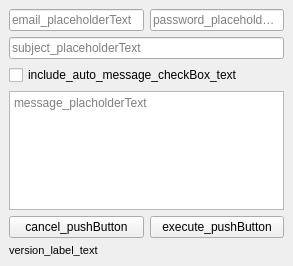
Qt form writeandnotify_ui.ui (ssavalot/Write-and-Notify) before a commit.
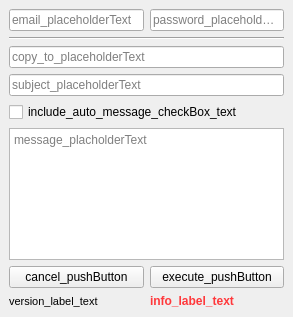
The same form after that commit.

Patch:
```diff
--- a/writeandnotify_ui.ui
+++ b/writeandnotify_ui.ui
@@ -7,7 +7,7 @@
     <x>0</x>
     <y>0</y>
     <width>293</width>
-    <height>266</height>
+    <height>317</height>
    </rect>
   </property>
   <property name="windowTitle">
@@ -45,6 +45,29 @@
       </item>
      </layout>
     </item>
+    <item>
+     <widget class="Line" name="line">
+      <property name="styleSheet">
+       <string notr="true">color: rgb(99, 99, 99);</string>
+      </property>
+      <property name="orientation">
+       <enum>Qt::Horizontal</enum>
+      </property>
+     </widget>
+    </item>
+    <item>
+     <widget class="QLineEdit" name="copy_to_lineEdit">
+      <property name="toolTip">
+       <string>copy_to_toolTip</string>
+      </property>
+      <property name="autoFillBackground">
+       <bool>false</bool>
+      </property>
+      <property name="placeholderText">
+       <string>copy_to_placeholderText</string>
+      </property>
+     </widget>
+    </item>
     <item>
      <widget class="QLineEdit" name="subject_lineEdit">
       <property name="toolTip">
@@ -100,6 +123,8 @@
      </layout>
     </item>
     <item>
+     <layout class="QHBoxLayout" name="info_horizontalLayout">
+      <item>
      <widget class="QLabel" name="version_label">
       <property name="font">
        <font>
@@ -110,6 +135,24 @@
        <string>version_label_text</string>
       </property>
      </widget>
+      </item>
+      <item>
+       <widget class="QLabel" name="info_label">
+        <property name="font">
+         <font>
+          <weight>75</weight>
+          <bold>true</bold>
+         </font>
+        </property>
+        <property name="styleSheet">
+         <string notr="true">color: rgb(255, 56, 59);</string>
+        </property>
+        <property name="text">
+         <string>info_label_text</string>
+        </property>
+       </widget>
+      </item>
+     </layout>
     </item>
    </layout>
   </widget>
```
Lines whose indentation alone changed are shown as unchanged.
